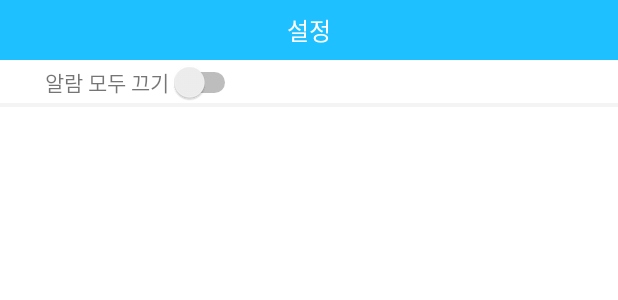
After one commit to jhy068139/CAT, an Android app: the layout setting_dialog.xml on its own in the app's theme, with its tools: preview values and no code run, on a phone screen of 412 x 824 dp. The commit adds this screen. Shown: the top 300 px of the screen. Run offline under Robolectric (Android 15) with nearby library versions, the phone set to English and light mode, and no system bars.

Commit message:
설정창 마무리

```diff
--- a/CAT/app/src/main/AndroidManifest.xml
+++ b/CAT/app/src/main/AndroidManifest.xml
@@ -24,7 +24,6 @@
             </intent-filter>
         </activity>
         <activity android:name=".MenuActivity" />
-        <activity android:name=".SettingActivity" />
         <activity android:name=".MainActivity" >
             <intent-filter>
                 <action android:name="android.intent.action.MAIN" />
--- a/CAT/app/src/main/res/layout/activity_main.xml
+++ b/CAT/app/src/main/res/layout/activity_main.xml
@@ -60,7 +60,7 @@
             app:layout_constraintRight_toRightOf="parent"
             app:layout_constraintLeft_toLeftOf="parent"
             app:layout_constraintTop_toTopOf="parent"
-            android:text="this week's alarm"
+            android:text="Today's Alarm Information"
             android:layout_width="wrap_content"
             android:layout_height="wrap_content">
         </TextView>
@@ -72,8 +72,8 @@
             <TextView
                 android:textColor="#FFFFFF"
                 android:id="@+id/timer"
-                android:textSize="50dp"
-                android:text="00:00"
+                android:textSize="45dp"
+                android:text="오늘 내일 모레"
                 app:layout_constraintLeft_toLeftOf="parent"
                 app:layout_constraintRight_toRightOf="parent"
                 app:layout_constraintBottom_toBottomOf="parent"
--- /dev/null
+++ b/CAT/app/src/main/res/layout/setting_dialog.xml
@@ -0,0 +1,59 @@
+<?xml version="1.0" encoding="utf-8"?>
+<LinearLayout xmlns:android="http://schemas.android.com/apk/res/android"
+    android:id="@+id/container"
+    android:layout_width="match_parent"
+    android:layout_height="match_parent"
+    android:background="#ffffff"
+    android:orientation="vertical">
+
+    <TextView
+        android:id="@+id/title"
+        android:layout_width="match_parent"
+        android:layout_height="40dp"
+        android:background="#1EC0FF"
+        android:gravity="center"
+        android:text="설정"
+        android:textColor="#ffffff"
+        android:textSize="16dp" />
+
+    <View
+        android:layout_width="match_parent"
+        android:layout_height="1dp"
+        android:background="#FFFFFF" />
+    <LinearLayout
+        android:layout_marginLeft="30dp"
+        android:layout_width="wrap_content"
+        android:layout_height="wrap_content">
+        <TextView
+            android:text="알람 모두 끄기"
+            android:layout_width="wrap_content"
+            android:layout_height="wrap_content">
+
+        </TextView>
+        <Switch
+            android:id="@+id/selSw"
+            android:layout_width="wrap_content"
+            android:layout_height="wrap_content">
+        </Switch>
+
+    </LinearLayout>
+
+
+<!--    <Spinner
+        android:id="@+id/sp"
+        android:layout_width="match_parent"
+        android:layout_height="60dp"
+        android:layout_marginLeft="30dp"
+        android:layout_marginRight="30dp"></Spinner>-->
+
+    <View
+        android:layout_width="match_parent"
+        android:layout_height="1dp"
+        android:background="#F4F4F4" />
+
+
+    <View
+        android:layout_width="match_parent"
+        android:layout_height="1dp"
+        android:background="#F4F4F4" />
+</LinearLayout>
```
Also changed, not shown: CAT/app/src/main/java/com/example/cat/MainActivity.java (+32 -2 lines), CAT/app/src/main/java/com/example/cat/SettingActivity.java (deleted, +0 -16 lines), CAT/app/src/main/res/layout/activity_setting.xml (deleted, +0 -62 lines).
